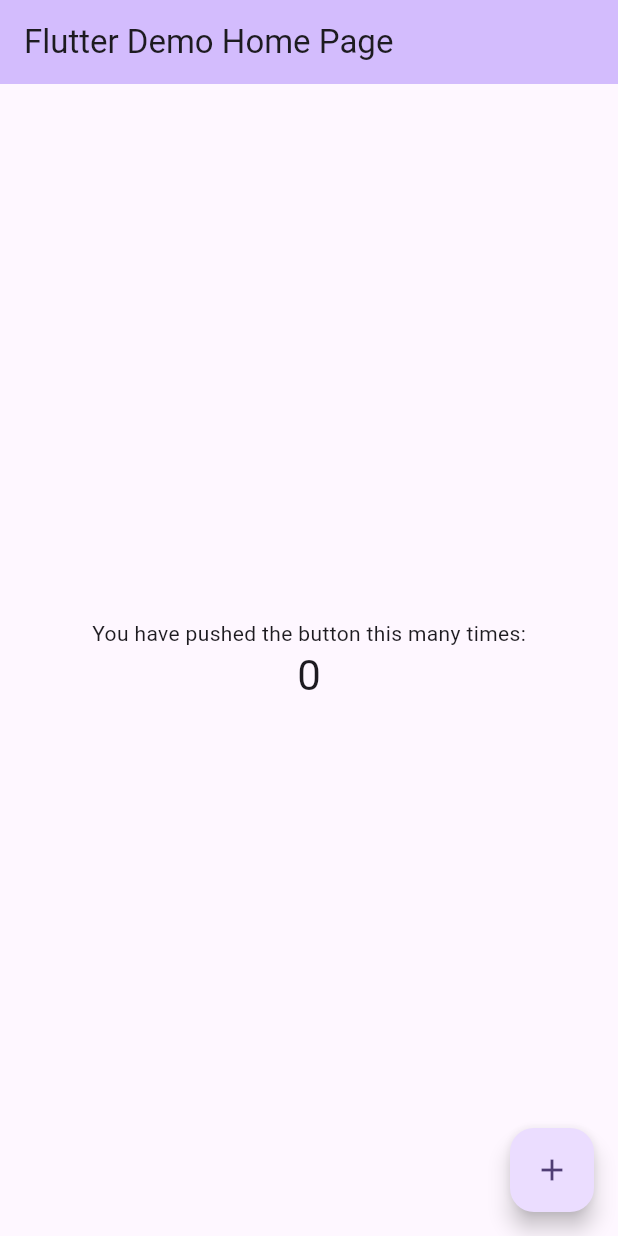
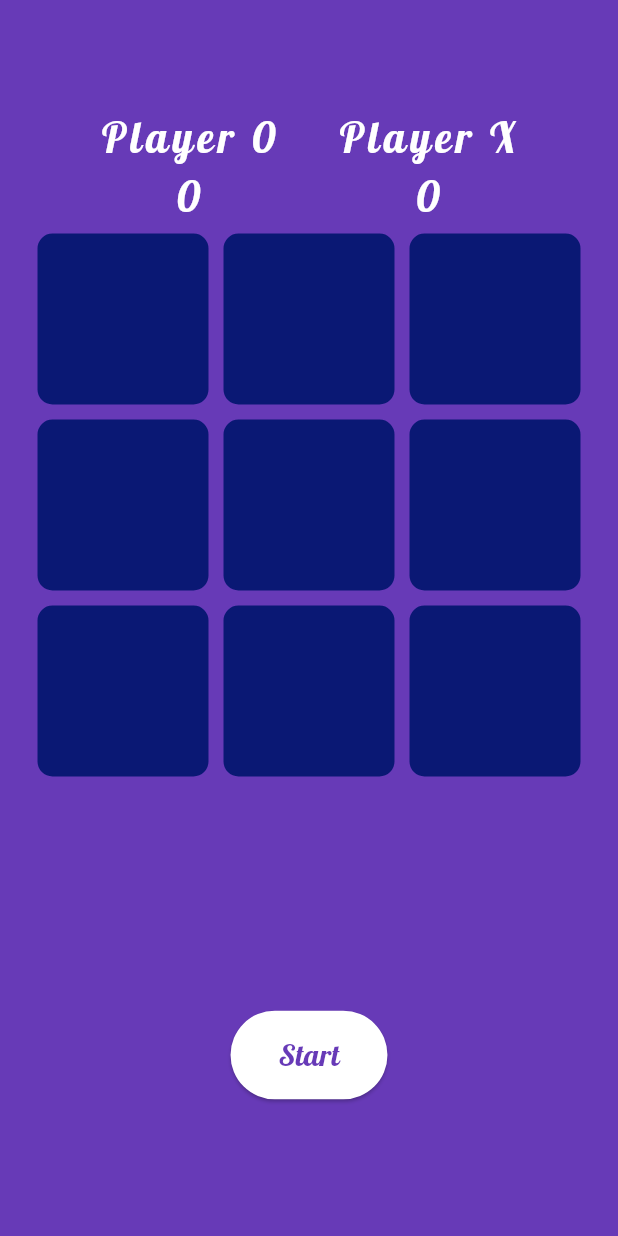
Before and after one commit to Usukhbayar04/tictactoe-app, a Flutter app: the screen it shows after launch, on a phone screen of 412 x 824 dp. Run offline on Flutter 3.47's test engine with Material 3 defaults, Android fonts, the phone set to English and light mode, and no system bars; our stand-ins replace google_fonts.

Commit message:
initial commit

```diff
--- /dev/null
+++ b/lib/constants/colors.dart
@@ -0,0 +1,7 @@
+import 'package:flutter/material.dart';
+
+class AppColor {
+  static Color primaryColor = Colors.deepPurple;
+  static Color secondaryColor = Color.fromARGB(255, 10, 24, 116);
+  static Color accentColor = Colors.blueAccent;
+}
--- a/lib/main.dart
+++ b/lib/main.dart
@@ -1,4 +1,6 @@
 import 'package:flutter/material.dart';
+import 'package:google_fonts/google_fonts.dart';
+import 'package:tictactoe_app/screens/start.dart';
 
 void main() {
   runApp(const MyApp());
@@ -11,115 +13,12 @@ class MyApp extends StatelessWidget {
   @override
   Widget build(BuildContext context) {
     return MaterialApp(
-      title: 'Flutter Demo',
+      title: 'Flutter TicTacToe Game',
       theme: ThemeData(
-        // This is the theme of your application.
-        //
-        // TRY THIS: Try running your application with "flutter run". You'll see
-        // the application has a purple toolbar. Then, without quitting the app,
-        // try changing the seedColor in the colorScheme below to Colors.green
-        // and then invoke "hot reload" (save your changes or press the "hot
-        // reload" button in a Flutter-supported IDE, or press "r" if you used
-        // the command line to start the app).
-        //
-        // Notice that the counter didn't reset back to zero; the application
-        // state is not lost during the reload. To reset the state, use hot
-        // restart instead.
-        //
-        // This works for code too, not just values: Most code changes can be
-        // tested with just a hot reload.
-        colorScheme: ColorScheme.fromSeed(seedColor: Colors.deepPurple),
-        useMaterial3: true,
+        textTheme: GoogleFonts.lobsterTextTheme(),
       ),
-      home: const MyHomePage(title: 'Flutter Demo Home Page'),
+      debugShowCheckedModeBanner: false,
+      home: const StartScreen(),
     );
   }
 }
-
-class MyHomePage extends StatefulWidget {
-  const MyHomePage({super.key, required this.title});
-
-  // This widget is the home page of your application. It is stateful, meaning
-  // that it has a State object (defined below) that contains fields that affect
-  // how it looks.
-
-  // This class is the configuration for the state. It holds the values (in this
-  // case the title) provided by the parent (in this case the App widget) and
-  // used by the build method of the State. Fields in a Widget subclass are
-  // always marked "final".
-
-  final String title;
-
-  @override
-  State<MyHomePage> createState() => _MyHomePageState();
-}
-
-class _MyHomePageState extends State<MyHomePage> {
-  int _counter = 0;
-
-  void _incrementCounter() {
-    setState(() {
-      // This call to setState tells the Flutter framework that something has
-      // changed in this State, which causes it to rerun the build method below
-      // so that the display can reflect the updated values. If we changed
-      // _counter without calling setState(), then the build method would not be
-      // called again, and so nothing would appear to happen.
-      _counter++;
-    });
-  }
-
-  @override
-  Widget build(BuildContext context) {
-    // This method is rerun every time setState is called, for instance as done
-    // by the _incrementCounter method above.
-    //
-    // The Flutter framework has been optimized to make rerunning build methods
-    // fast, so that you can just rebuild anything that needs updating rather
-    // than having to individually change instances of widgets.
-    return Scaffold(
-      appBar: AppBar(
-        // TRY THIS: Try changing the color here to a specific color (to
-        // Colors.amber, perhaps?) and trigger a hot reload to see the AppBar
-        // change color while the other colors stay the same.
-        backgroundColor: Theme.of(context).colorScheme.inversePrimary,
-        // Here we take the value from the MyHomePage object that was created by
-        // the App.build method, and use it to set our appbar title.
-        title: Text(widget.title),
-      ),
-      body: Center(
-        // Center is a layout widget. It takes a single child and positions it
-        // in the middle of the parent.
-        child: Column(
-          // Column is also a layout widget. It takes a list of children and
-          // arranges them vertically. By default, it sizes itself to fit its
-          // children horizontally, and tries to be as tall as its parent.
-          //
-          // Column has various properties to control how it sizes itself and
-          // how it positions its children. Here we use mainAxisAlignment to
-          // center the children vertically; the main axis here is the vertical
-          // axis because Columns are vertical (the cross axis would be
-          // horizontal).
-          //
-          // TRY THIS: Invoke "debug painting" (choose the "Toggle Debug Paint"
-          // action in the IDE, or press "p" in the console), to see the
-          // wireframe for each widget.
-          mainAxisAlignment: MainAxisAlignment.center,
-          children: <Widget>[
-            const Text(
-              'You have pushed the button this many times:',
-            ),
-            Text(
-              '$_counter',
-              style: Theme.of(context).textTheme.headlineMedium,
-            ),
-          ],
-        ),
-      ),
-      floatingActionButton: FloatingActionButton(
-        onPressed: _incrementCounter,
-        tooltip: 'Increment',
-        child: const Icon(Icons.add),
-      ), // This trailing comma makes auto-formatting nicer for build methods.
-    );
-  }
-}
--- /dev/null
+++ b/lib/screens/game.dart
@@ -0,0 +1,354 @@
+import 'dart:async';
+
+import 'package:flutter/material.dart';
+import 'package:google_fonts/google_fonts.dart';
+import 'package:tictactoe_app/constants/colors.dart';
+
+class GameScreen extends StatefulWidget {
+  const GameScreen({super.key});
+
+  @override
+  State<GameScreen> createState() => _GameScreenState();
+}
+
+class _GameScreenState extends State<GameScreen> {
+  bool oTurn = true;
+  List<String> displayOX = ['', '', '', '', '', '', '', '', ''];
+  List<int> matchedIndexes = [];
+  String resultDeclaration = '';
+  int oScore = 0;
+  int xScore = 0;
+  int filledBoxes = 0;
+  bool winnerFound = false;
+  int attemps = 0;
+
+  static const maxSeconds = 30;
+  int seconds = maxSeconds;
+  Timer? timer;
+
+  void startTimer() {
+    timer = Timer.periodic(Duration(seconds: 1), (_) {
+      setState(() {
+        if (seconds > 0) {
+          seconds--;
+        } else {
+          stopTimer();
+        }
+      });
+    });
+  }
+
+  void stopTimer() {
+    resetTimer();
+    timer?.cancel();
+  }
+
+  void resetTimer() => seconds = maxSeconds;
+
+  static var largeFont = GoogleFonts.lobster(
+    textStyle: const TextStyle(
+      color: Colors.white,
+      fontSize: 54,
+    ),
+  );
+
+  static var customFontWhite = GoogleFonts.lobster(
+    textStyle: const TextStyle(
+      color: Colors.white,
+      letterSpacing: 3,
+      fontSize: 28,
+    ),
+  );
+
+  @override
+  Widget build(BuildContext context) {
+    return Scaffold(
+      backgroundColor: AppColor.primaryColor,
+      body: Padding(
+        padding: const EdgeInsets.all(20.0),
+        child: Column(
+          children: [
+            Expanded(
+              flex: 1,
+              child: Row(
+                mainAxisAlignment: MainAxisAlignment.center,
+                children: [
+                  Column(
+                    mainAxisAlignment: MainAxisAlignment.end,
+                    children: [
+                      Text(
+                        'Player 0',
+                        style: customFontWhite,
+                      ),
+                      Text(
+                        oScore.toString(),
+                        style: customFontWhite,
+                      ),
+                    ],
+                  ),
+                  const SizedBox(width: 40),
+                  Column(
+                    mainAxisAlignment: MainAxisAlignment.end,
+                    children: [
+                      Text(
+                        'Player X',
+                        style: customFontWhite,
+                      ),
+                      Text(
+                        xScore.toString(),
+                        style: customFontWhite,
+                      ),
+                    ],
+                  ),
+                ],
+              ),
+            ),
+            Expanded(
+              flex: 3,
+              child: GridView.builder(
+                itemCount: displayOX.length,
+                gridDelegate: const SliverGridDelegateWithFixedCrossAxisCount(
+                  crossAxisCount: 3,
+                ),
+                itemBuilder: (BuildContext context, int index) {
+                  return GestureDetector(
+                    onTap: () {
+                      _tapped(index);
+                    },
+                    child: Container(
+                      decoration: BoxDecoration(
+                        borderRadius: BorderRadius.circular(15),
+                        border: Border.all(
+                          width: 5,
+                          color: AppColor.primaryColor,
+                        ),
+                        color: matchedIndexes.contains(index)
+                            ? AppColor.accentColor
+                            : AppColor.secondaryColor,
+                      ),
+                      child: Center(
+                        child: Text(displayOX[index], style: largeFont),
+                      ),
+                    ),
+                  );
+                },
+              ),
+            ),
+            Expanded(
+              flex: 2,
+              child: Center(
+                child: Column(
+                  mainAxisAlignment: MainAxisAlignment.center,
+                  children: [
+                    Text(
+                      resultDeclaration,
+                      style: customFontWhite,
+                    ),
+                    const SizedBox(height: 20),
+                    _buildTimer(),
+                  ],
+                ),
+              ),
+            ),
+          ],
+        ),
+      ),
+    );
+  }
+
+  Widget _buildTimer() {
+    final isRunnig = timer == null ? false : timer!.isActive;
+    return isRunnig
+        ? SizedBox(
+            width: 100,
+            height: 100,
+            child: Stack(
+              fit: StackFit.expand,
+              children: [
+                Center(
+                  child: SizedBox(
+                    width: 100,
+                    height: 100,
+                    child: CircularProgressIndicator(
+                      value: 1 - seconds / maxSeconds,
+                      valueColor:
+                          AlwaysStoppedAnimation(AppColor.secondaryColor),
+                      strokeWidth: 8,
+                      backgroundColor: AppColor.accentColor,
+                    ),
+                  ),
+                ),
+                Center(
+                  child: Text(
+                    '$seconds',
+                    style: const TextStyle(
+                      color: Colors.white,
+                      fontSize: 40,
+                    ),
+                  ),
+                ),
+              ],
+            ),
+          )
+        : ElevatedButton(
+            onPressed: () {
+              _clearBoard();
+              startTimer();
+              attemps--;
+            },
+            style: ElevatedButton.styleFrom(
+                backgroundColor: Colors.white,
+                padding: const EdgeInsets.symmetric(
+                  horizontal: 32,
+                  vertical: 15,
+                )),
+            child: Text(
+              attemps == 0 ? 'Start' : 'Play again',
+              style: TextStyle(
+                fontSize: 20,
+                color: AppColor.primaryColor,
+              ),
+            ),
+          );
+  }
+
+  void _tapped(int index) {
+    final isRunnig = timer == null ? false : timer!.isActive;
+
+    if (isRunnig) {
+      setState(() {
+        if (oTurn && displayOX[index] == '') {
+          displayOX[index] = 'O';
+          filledBoxes++;
+        } else if (!oTurn && displayOX[index] == '') {
+          displayOX[index] = 'X';
+          filledBoxes++;
+        }
+        oTurn = !oTurn;
+        _checkWinner();
+      });
+    }
+  }
+
+  void _checkWinner() {
+    // 1 row
+    if (displayOX[0] == displayOX[1] &&
+        displayOX[0] == displayOX[2] &&
+        displayOX[0] != '') {
+      setState(() {
+        resultDeclaration = 'Player ' + displayOX[0] + ' Wins!';
+        matchedIndexes.addAll([0, 1, 2]);
+        stopTimer();
+        _clearBoard();
+        _updateScore(displayOX[0]);
+      });
+    }
+    // 2 row
+    if (displayOX[3] == displayOX[4] &&
+        displayOX[3] == displayOX[5] &&
+        displayOX[3] != '') {
+      setState(() {
+        resultDeclaration = 'Player ' + displayOX[3] + ' Wins!';
+        matchedIndexes.addAll([3, 4, 5]);
+        stopTimer();
+        _clearBoard();
+        _updateScore(displayOX[3]);
+      });
+    }
+    // 3 row
+    if (displayOX[6] == displayOX[7] &&
+        displayOX[6] == displayOX[8] &&
+        displayOX[6] != '') {
+      setState(() {
+        resultDeclaration = 'Player ' + displayOX[6] + ' Wins!';
+        matchedIndexes.addAll([6, 7, 8]);
+        stopTimer();
+        _clearBoard();
+        _updateScore(displayOX[6]);
+      });
+    }
+    // 1 col
+    if (displayOX[0] == displayOX[3] &&
+        displayOX[0] == displayOX[6] &&
+        displayOX[0] != '') {
+      setState(() {
+        resultDeclaration = 'Player ' + displayOX[0] + ' Wins!';
+        matchedIndexes.addAll([0, 3, 6]);
+        _clearBoard();
+        stopTimer();
+        _updateScore(displayOX[0]);
+      });
+    }
+    // 2 col
+    if (displayOX[1] == displayOX[4] &&
+        displayOX[1] == displayOX[7] &&
+        displayOX[1] != '') {
+      setState(() {
+        resultDeclaration = 'Player ' + displayOX[1] + ' Wins!';
+        matchedIndexes.addAll([1, 4, 7]);
+        stopTimer();
+        _clearBoard();
+        _updateScore(displayOX[1]);
+      });
+    }
+    // 3 col
+    if (displayOX[2] == displayOX[5] &&
+        displayOX[2] == displayOX[8] &&
+        displayOX[2] != '') {
+      setState(() {
+        resultDeclaration = 'Player ' + displayOX[2] + ' Wins!';
+        matchedIndexes.addAll([2, 5, 8]);
+        stopTimer();
+        _clearBoard();
+        _updateScore(displayOX[2]);
+      });
+    }
+    // Dialog
+    if (displayOX[0] == displayOX[4] &&
+        displayOX[0] == displayOX[8] &&
+        displayOX[0] != '') {
+      setState(() {
+        resultDeclaration = 'Player ' + displayOX[0] + ' Wins!';
+        matchedIndexes.addAll([0, 4, 8]);
+        _clearBoard();
+        stopTimer();
+        _updateScore(displayOX[0]);
+      });
+    }
+    // Dialog
+    if (displayOX[2] == displayOX[4] &&
+        displayOX[2] == displayOX[6] &&
+        displayOX[2] != '') {
+      setState(() {
+        resultDeclaration = 'Player ' + displayOX[2] + ' Wins!';
+        matchedIndexes.addAll([2, 4, 6]);
+        _clearBoard();
+        stopTimer();
+        _updateScore(displayOX[6]);
+      });
+    } else if (!winnerFound && filledBoxes == 9) {
+      setState(() {
+        resultDeclaration = 'Draw!';
+      });
+    }
+  }
+
+  void _updateScore(String winner) {
+    if (winner == 'O') {
+      oScore++;
+    } else if (winner == 'X') {
+      xScore++;
+    }
+    winnerFound = true;
+  }
+
+  void _clearBoard() {
+    setState(() {
+      for (int i = 0; i < 9; i++) {
+        displayOX[i] = '';
+      }
+      resultDeclaration = '';
+    });
+    filledBoxes = 0;
+  }
+}
--- a/pubspec.yaml
+++ b/pubspec.yaml
@@ -35,6 +35,7 @@ dependencies:
   # The following adds the Cupertino Icons font to your application.
   # Use with the CupertinoIcons class for iOS style icons.
   cupertino_icons: ^1.0.6
+  google_fonts: ^6.2.1
 
 dev_dependencies:
   flutter_test:
```
Also changed, not shown: lib/screens/start.dart (added, +56 -0 lines), lib/tictactoe.dart (added, +16 -0 lines), pubspec.lock.
